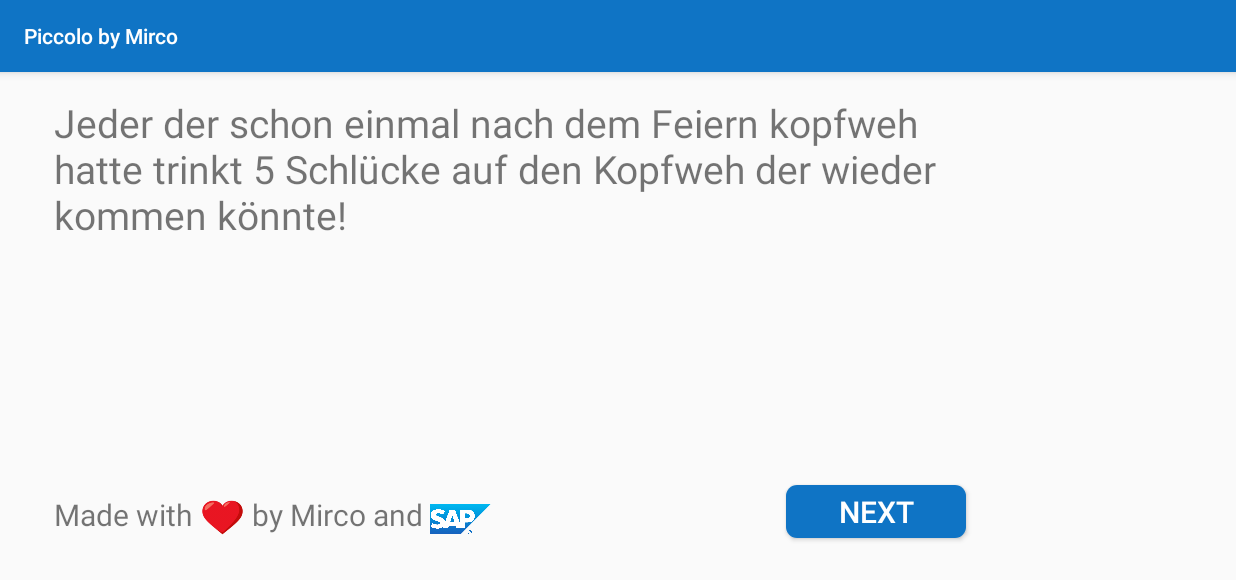
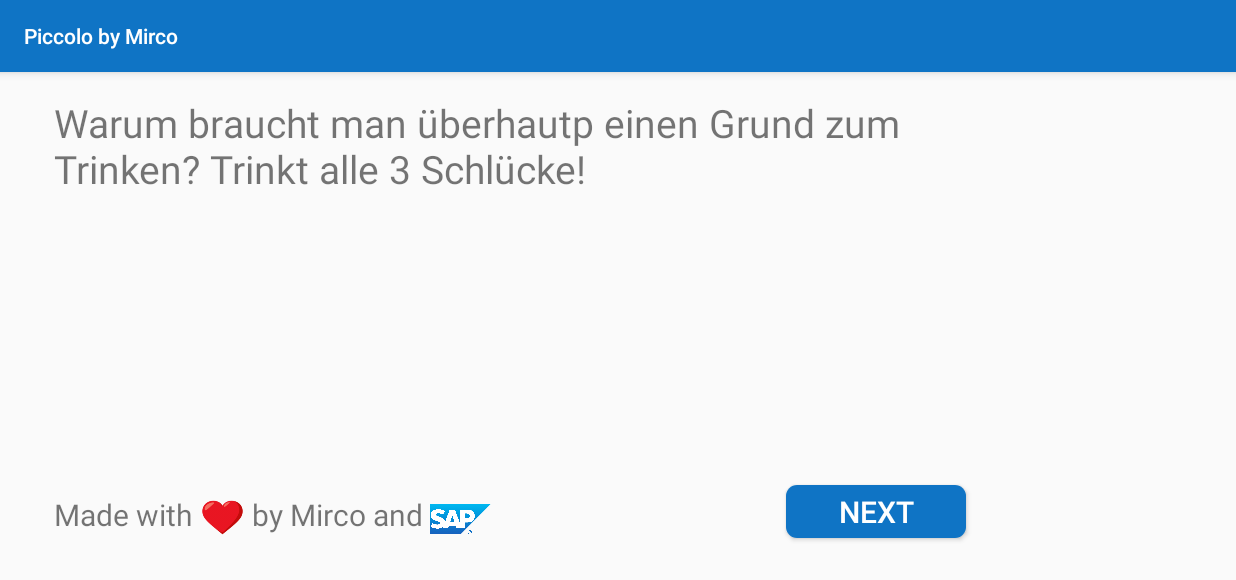
Before and after one commit to SteffenLm/BOGYLoveCalculatorStart, an Android app: the GameActivity screen opened directly, with no data from a screen before it, on a phone screen of 824 x 412 dp (held sideways). Shown: the top 580 px of the screen. Run offline under Robolectric (Android 15) with nearby library versions, the light colour scheme and no system bars.

Commit message:
Final state of picoolo sap app

```diff
--- a/Piccolo/app/src/main/java/com/example/piccolo/GameActivity.java
+++ b/Piccolo/app/src/main/java/com/example/piccolo/GameActivity.java
@@ -3,21 +3,35 @@ package com.example.piccolo;
 import android.content.Intent;
 import android.support.v7.app.AppCompatActivity;
 import android.os.Bundle;
+import android.view.View;
+import android.widget.Button;
+import android.widget.TextView;
+
 import java.util.ArrayList;
+import java.util.Random;
 
 public class GameActivity extends AppCompatActivity {
 
     private ArrayList<String> players;
     private ArrayList<String> questionAll;
-    private ArrayList<String> questionPerson;
+    private ArrayList<String> questionPlayer;
+    private TextView textViewQuestion;
+    private Button buttonNext;
+    private int counter;
 
     @Override
     protected void onCreate(Bundle savedInstanceState) {
         super.onCreate(savedInstanceState);
         setContentView(R.layout.activity_game);
+        this.textViewQuestion = findViewById(R.id.viewGameTask);
+        this.buttonNext = findViewById(R.id.nextTextButton);
+        this.questionAll = new ArrayList<>();
+        this.questionPlayer = new ArrayList<>();
+        this.counter = 0;
         this.loadData();
-        this.questionAll = new ArrayList<>();
-        this.questionPerson = new ArrayList<>();
+        this.loadQuestionPerson();
+        this.loadQuestionsAll();
+        this.textViewQuestion.setText(this.getRandomQuestion());
     }
 
     private void loadData() {
@@ -25,6 +39,22 @@ public class GameActivity extends AppCompatActivity {
         this.players = intent.getStringArrayListExtra(MainActivity.PLAYERS);
     }
 
+    private String getRandomQuestion() {
+        this.counter ++;
+        Random rand = new Random();
+        if (rand.nextBoolean()) {
+            //questionall
+            int randomQuestionNumber = rand.nextInt(this.questionAll.size());
+            return this.questionAll.get(randomQuestionNumber);
+        } else {
+            //question player
+            int randomQuestionNumber = rand.nextInt(this.questionPlayer.size());
+            String randomQuestion = this.questionPlayer.get(randomQuestionNumber);
+            int randomPlayerNumber = rand.nextInt(this.players.size());
+            String randomPlayer = this.players.get(randomPlayerNumber);
+            return randomPlayer + randomQuestion;
+        }
+    }
     private void loadQuestionsAll () {
         this.questionAll.add("Warum braucht man überhautp einen Grund zum Trinken? Trinkt alle 3 Schlücke!");
         this.questionAll.add("Lieber die Simpsons, oder Family Guy? Stimmt alle gleichzeitig ab, die Minderheit muss 4 Schlücke trinken.");
@@ -91,56 +121,67 @@ public class GameActivity extends AppCompatActivity {
     }
 
     private void loadQuestionPerson () {
-        this.questionPerson.add(" verteil so viele Schlücke, wie du schon ausgetrunkene Gläser an diesem Abend hast.");
-        this.questionPerson.add(" mache jemanden ein Kompliment über sein Bein, falls es schlecht ist, trinke 3 Schlücke, ansonsten verteile sie.");
-        this.questionPerson.add(" hast du schon einmal Lippenstift verwendet, falls ja dann trinke 2 Schlücke, ansonsten verteil sie.");
-        this.questionPerson.add(" macht drei Kniebeugen (aber gute Kniebeugen) und trinkt nach jedem zwei Schlücke!");
-        this.questionPerson.add(" zähl alle Vornamen und das Gewicht jeder einzelnen Person am Tisch auf, wenn du abloost, dann trinke 4 Schlücke.");
-        this.questionPerson.add(" wenn du schon einmal auf dem Klo überrascht wurdest (bei was auch immer), dann trinke 3 Schlücke, ansonsten verteil sie.");
-        this.questionPerson.add(" wenn du ein Bart hast, dann trinke 2 Schlücke. (Falls du ein Mädchen bist, dann darfst du das dreifache an Schlücke verteilen, wenn es stimmt).");
-        this.questionPerson.add(" bist du schon einmal zu spät zum Unterricht/Vorlesung gekommen, dann trinke 3 Schlücke als Bestrafung. Aber #Rebell an dieser Stelle!");
-        this.questionPerson.add(" erklärt kurz die Handlung eines Films, ohne dabei Namen oder Filmtitel zu sagen. Die erste Person die es errät, verteilt 4 Schlücke.");
-        this.questionPerson.add(" hast du schon einmal schwarz gearbeitet, dann trinke bitte 3 Schlücke und warte bis der Zoll kommt! Danke für deine Kooperation.");
-        this.questionPerson.add(", wenn du noch nie einen Harry Potter Film gesehen hast, dann schlag dir kurz selber auf den Kopf und trinke 3 Schlücke.");
-        this.questionPerson.add(" trinkt jetzt einfach mal 2 Schlücke. #Opfer");
-        this.questionPerson.add(" trinkt so viel Schlücke, wie er heute telefoniert hat.");
-        this.questionPerson.add(" trinkt 5 Schlücke, dein rechter nachbar einen Schluck weniger und so weiter, bis ihr bei Null angekommen seid.");
-        this.questionPerson.add(" trinkt 2 Schlücke und sagt dabei Lautstark 'Bazinga ihr Leleks' - mit vollem Mund.");
-        this.questionPerson.add(" errate die Farbe der Unterhose deines rechten Nachbar. Wenn es richtig ist verteil 4 Schlücke. Wenn nicht, dann trinke sie selbst.");
-        this.questionPerson.add(" wenn du weniger als 70 kg wiegst, dann trinke 3 Schlücke und freue dich über die paar kcal mehr.");
-        this.questionPerson.add(" hast du schon einmal geschlafen, dann trinken alle anderen 5 Schlücke. #senseless");
-        this.questionPerson.add(" versucht das Alphabet rückwärts aufzusagen, jeder Fehler ist ein Schluck für ihn/sie!");
-        this.questionPerson.add(" trinke 5 Schlücke, wenn du beim Toilettengang zu Hause die Tür offen lässt. Du Ekelbob!");
-        this.questionPerson.add(" ist etwas arroganter als der Durchschnitt? Dann trinkt er/sie 4 Schlücke, ansonsten verteile sie. #Alphakevin");
-        this.questionPerson.add(" wenn du in den letzten vier Wochen ein Buch gelesen hast, dann verteile 7 Schlücke, ansonsten steh auf, geh zur nächsten Bücherei und kauf es dir und währenddessen trinke 3 Schlücke.");
-        this.questionPerson.add(" sag entweder auswendig die Adresse oder eine Telefonnummer deines linken Nachbarn auf, oder trinke 2 Schlücke.");
-        this.questionPerson.add(" zieh ein Kleidungsstück aus, oder trinke 5 Schlücke. #sexymoment");
-        this.questionPerson.add(" erzählt eine peinliche Geschichte über einen anderen Mitspieler am Tisch, oder trinkt 3 Schlücke.");
-        this.questionPerson.add(" schließe die Augen und sag die Augenfarben der Mitspieler am Tisch auf, wenn du fehlschlägst (peinlich), trinke 2 Schlücke.");
-        this.questionPerson.add(" beginnt. Im Kreis, zählt Schauspieler aus den Marvelfilmen auf. Wer nichts mehr weiß trinkt 3 Schlücke.");
-        this.questionPerson.add(" versuche auf einem Bein zu stehen, deine Nase zu berühren und dabei deine Augen im Wechseln zu schließen. Bei einem Fail gibt es 3 Schlücke für dich.");
-        this.questionPerson.add(" hast du schon einmal ein Tanga angehabt? Falls ja, dann trinke 3 Schlücke. Falls du auch noch ein Junge sein solltest, dann trinke das Doppelte! #Strapsenjunge");
-        this.questionPerson.add(" hat jetzt Zahnweh und wie jeder gute Zahnarzt trinkt er erstmal 4 Schlücke gegen die Schmerzen.");
-        this.questionPerson.add(" riecht nach Fisch aus dem Mund. #Ekelhaft. Trinke 3 Schlücke und iss dann eine Zitronenscheibe!");
-        this.questionPerson.add(", wenn du einen Führerschein hast und schon einaml den Motor gestartet hast, ohne dabei die Kupplung gedrückt zu haben, dann trinke 3 Schlücke auf dein Abkacken!");
-        this.questionPerson.add(" sein rechter Nachbar trinkt 3 Schlücke, währenddessen diese(r) komplimente mit vollem Mund ausspricht! (Nicht sabbern!)");
-        this.questionPerson.add(" summe ein Lied deiner Wahl. Wer es errät darf 8 Schlücke verteilen.");
-        this.questionPerson.add(" schenkt eine Runde shotz aus! Prost");
-        this.questionPerson.add(", wenn du rauchst, dann wirf eine Zigarette in den Mülleimer und nimm 4 Schlücke. Falls nicht, dann freut sich deine Lunge, aber deine Leber bekommt 2 Schlücke ab.");
-        this.questionPerson.add(", entscheide wer von euch am sensibelsten ist. Diese Person trinkt 2 Schlücke und versucht mal nicht zu heulen.");
-        this.questionPerson.add(", verteil 5 Schlücke an die Person, mit der du nur peinliches erlebt hast!");
-        this.questionPerson.add(" hast du schon einmal während des Unterrichts dein Handy für außerunterrichtliche Zwecke benutzt? Wer nicht!? Alle anderen trinken 4 Schlücke.");
-        this.questionPerson.add(", denkst du es wäre ok, wenn du jetzt 5 Schlücke trinken müsstest? Da diese App keine Gefühle kennt, tu es einfach!");
-        this.questionPerson.add(", wenn du schon einmal außerhalb der Schule ein Gedicht geschrieben hast, dann trinke 3 Schlücke! #sweetie");
-        this.questionPerson.add(", alle mit denen du bei Snapchat befreundet bist, trinken 3 Schlücke.");
-        this.questionPerson.add(" ist jetzt einfach mal die schönste Person unter euch. Trinkt alle 2 Schlücke darauf!");
-        this.questionPerson.add(" würdest du lieber 15 Schlücke trinken, oder alle 4 Schlücke trinken lassen? Wähle deine Antwort!");
-        this.questionPerson.add(", wenn du älter als 20 bist, dann trinke 3 Schlücke, ansonsten verteile sie!");
-        this.questionPerson.add(", zähl auf wen du magst. Alle die damit einverstanden sind trinken einen Schluck.");
-        this.questionPerson.add(" führe 5 Sekunden einen Stepptanz auf oder trinke 3 Schlücke.");
-        this.questionPerson.add(", wenn du drei Songs von Max Giesinger nennen kannst, dann verteile 3 Schlücke, ansonsten trinke sie!");
-        this.questionPerson.add(", wenn du dir schon einaml auf den Hinter geschlagen hast und dabei gesagt hast 'Hit me baby one more Time', dann verteile 12 Schlücke, ansonsten trinke 3 Schlücke.");
-        this.questionPerson.add(", wenn dein Bartwuchs sehr dünn verteilt ist (also so Fleckenhaft halt), dann trinke 3 Schlücke!");
-        this.questionPerson.add(" ist jetzt der König der Löwen. Versucht ihn hochzuhalten und dann die Szene aus König der Löwen nachzuspielen. Ihr müsst nichts trinken, ist auch so Lustig.");
+        this.questionPlayer.add(" verteil so viele Schlücke, wie du schon ausgetrunkene Gläser an diesem Abend hast.");
+        this.questionPlayer.add(" mache jemanden ein Kompliment über sein Bein, falls es schlecht ist, trinke 3 Schlücke, ansonsten verteile sie.");
+        this.questionPlayer.add(" hast du schon einmal Lippenstift verwendet, falls ja dann trinke 2 Schlücke, ansonsten verteil sie.");
+        this.questionPlayer.add(" macht drei Kniebeugen (aber gute Kniebeugen) und trinkt nach jedem zwei Schlücke!");
+        this.questionPlayer.add(" zähl alle Vornamen und das Gewicht jeder einzelnen Person am Tisch auf, wenn du abloost, dann trinke 4 Schlücke.");
+        this.questionPlayer.add(" wenn du schon einmal auf dem Klo überrascht wurdest (bei was auch immer), dann trinke 3 Schlücke, ansonsten verteil sie.");
+        this.questionPlayer.add(" wenn du ein Bart hast, dann trinke 2 Schlücke. (Falls du ein Mädchen bist, dann darfst du das dreifache an Schlücke verteilen, wenn es stimmt).");
+        this.questionPlayer.add(" bist du schon einmal zu spät zum Unterricht/Vorlesung gekommen, dann trinke 3 Schlücke als Bestrafung. Aber #Rebell an dieser Stelle!");
+        this.questionPlayer.add(" erklärt kurz die Handlung eines Films, ohne dabei Namen oder Filmtitel zu sagen. Die erste Person die es errät, verteilt 4 Schlücke.");
+        this.questionPlayer.add(" hast du schon einmal schwarz gearbeitet, dann trinke bitte 3 Schlücke und warte bis der Zoll kommt! Danke für deine Kooperation.");
+        this.questionPlayer.add(", wenn du noch nie einen Harry Potter Film gesehen hast, dann schlag dir kurz selber auf den Kopf und trinke 3 Schlücke.");
+        this.questionPlayer.add(" trinkt jetzt einfach mal 2 Schlücke. #Opfer");
+        this.questionPlayer.add(" trinkt so viel Schlücke, wie er heute telefoniert hat.");
+        this.questionPlayer.add(" trinkt 5 Schlücke, dein rechter nachbar einen Schluck weniger und so weiter, bis ihr bei Null angekommen seid.");
+        this.questionPlayer.add(" trinkt 2 Schlücke und sagt dabei Lautstark 'Bazinga ihr Leleks' - mit vollem Mund.");
+        this.questionPlayer.add(" errate die Farbe der Unterhose deines rechten Nachbar. Wenn es richtig ist verteil 4 Schlücke. Wenn nicht, dann trinke sie selbst.");
+        this.questionPlayer.add(" wenn du weniger als 70 kg wiegst, dann trinke 3 Schlücke und freue dich über die paar kcal mehr.");
+        this.questionPlayer.add(" hast du schon einmal geschlafen, dann trinken alle anderen 5 Schlücke. #senseless");
+        this.questionPlayer.add(" versucht das Alphabet rückwärts aufzusagen, jeder Fehler ist ein Schluck für ihn/sie!");
+        this.questionPlayer.add(" trinke 5 Schlücke, wenn du beim Toilettengang zu Hause die Tür offen lässt. Du Ekelbob!");
+        this.questionPlayer.add(" ist etwas arroganter als der Durchschnitt? Dann trinkt er/sie 4 Schlücke, ansonsten verteile sie. #Alphakevin");
+        this.questionPlayer.add(" wenn du in den letzten vier Wochen ein Buch gelesen hast, dann verteile 7 Schlücke, ansonsten steh auf, geh zur nächsten Bücherei und kauf es dir und währenddessen trinke 3 Schlücke.");
+        this.questionPlayer.add(" sag entweder auswendig die Adresse oder eine Telefonnummer deines linken Nachbarn auf, oder trinke 2 Schlücke.");
+        this.questionPlayer.add(" zieh ein Kleidungsstück aus, oder trinke 5 Schlücke. #sexymoment");
+        this.questionPlayer.add(" erzählt eine peinliche Geschichte über einen anderen Mitspieler am Tisch, oder trinkt 3 Schlücke.");
+        this.questionPlayer.add(" schließe die Augen und sag die Augenfarben der Mitspieler am Tisch auf, wenn du fehlschlägst (peinlich), trinke 2 Schlücke.");
+        this.questionPlayer.add(" beginnt. Im Kreis, zählt Schauspieler aus den Marvelfilmen auf. Wer nichts mehr weiß trinkt 3 Schlücke.");
+        this.questionPlayer.add(" versuche auf einem Bein zu stehen, deine Nase zu berühren und dabei deine Augen im Wechseln zu schließen. Bei einem Fail gibt es 3 Schlücke für dich.");
+        this.questionPlayer.add(" hast du schon einmal ein Tanga angehabt? Falls ja, dann trinke 3 Schlücke. Falls du auch noch ein Junge sein solltest, dann trinke das Doppelte! #Strapsenjunge");
+        this.questionPlayer.add(" hat jetzt Zahnweh und wie jeder gute Zahnarzt trinkt er erstmal 4 Schlücke gegen die Schmerzen.");
+        this.questionPlayer.add(" riecht nach Fisch aus dem Mund. #Ekelhaft. Trinke 3 Schlücke und iss dann eine Zitronenscheibe!");
+        this.questionPlayer.add(", wenn du einen Führerschein hast und schon einaml den Motor gestartet hast, ohne dabei die Kupplung gedrückt zu haben, dann trinke 3 Schlücke auf dein Abkacken!");
+        this.questionPlayer.add(" sein rechter Nachbar trinkt 3 Schlücke, währenddessen diese(r) komplimente mit vollem Mund ausspricht! (Nicht sabbern!)");
+        this.questionPlayer.add(" summe ein Lied deiner Wahl. Wer es errät darf 8 Schlücke verteilen.");
+        this.questionPlayer.add(" schenkt eine Runde shotz aus! Prost");
+        this.questionPlayer.add(", wenn du rauchst, dann wirf eine Zigarette in den Mülleimer und nimm 4 Schlücke. Falls nicht, dann freut sich deine Lunge, aber deine Leber bekommt 2 Schlücke ab.");
+        this.questionPlayer.add(", entscheide wer von euch am sensibelsten ist. Diese Person trinkt 2 Schlücke und versucht mal nicht zu heulen.");
+        this.questionPlayer.add(", verteil 5 Schlücke an die Person, mit der du nur peinliches erlebt hast!");
+        this.questionPlayer.add(" hast du schon einmal während des Unterrichts dein Handy für außerunterrichtliche Zwecke benutzt? Wer nicht!? Alle anderen trinken 4 Schlücke.");
+        this.questionPlayer.add(", denkst du es wäre ok, wenn du jetzt 5 Schlücke trinken müsstest? Da diese App keine Gefühle kennt, tu es einfach!");
+        this.questionPlayer.add(", wenn du schon einmal außerhalb der Schule ein Gedicht geschrieben hast, dann trinke 3 Schlücke! #sweetie");
+        this.questionPlayer.add(", alle mit denen du bei Snapchat befreundet bist, trinken 3 Schlücke.");
+        this.questionPlayer.add(" ist jetzt einfach mal die schönste Person unter euch. Trinkt alle 2 Schlücke darauf!");
+        this.questionPlayer.add(" würdest du lieber 15 Schlücke trinken, oder alle 4 Schlücke trinken lassen? Wähle deine Antwort!");
+        this.questionPlayer.add(", wenn du älter als 20 bist, dann trinke 3 Schlücke, ansonsten verteile sie!");
+        this.questionPlayer.add(", zähl auf wen du magst. Alle die damit einverstanden sind trinken einen Schluck.");
+        this.questionPlayer.add(" führe 5 Sekunden einen Stepptanz auf oder trinke 3 Schlücke.");
+        this.questionPlayer.add(", wenn du drei Songs von Max Giesinger nennen kannst, dann verteile 3 Schlücke, ansonsten trinke sie!");
+        this.questionPlayer.add(", wenn du dir schon einaml auf den Hinter geschlagen hast und dabei gesagt hast 'Hit me baby one more Time', dann verteile 12 Schlücke, ansonsten trinke 3 Schlücke.");
+        this.questionPlayer.add(", wenn dein Bartwuchs sehr dünn verteilt ist (also so Fleckenhaft halt), dann trinke 3 Schlücke!");
+        this.questionPlayer.add(" ist jetzt der König der Löwen. Versucht ihn hochzuhalten und dann die Szene aus König der Löwen nachzuspielen. Ihr müsst nichts trinken, ist auch so Lustig.");
+    }
+
+    public void nextQuestion(View view) {
+        if(this.counter < 20) {
+            this.textViewQuestion.setText(this.getRandomQuestion());
+        } else if (this.counter == 20) {
+            this.textViewQuestion.setText(this.getRandomQuestion());
+            this.buttonNext.setText("END");
+        } else {
+            finish();
+        }
     }
 }
--- a/Piccolo/app/src/main/res/layout/activity_game.xml
+++ b/Piccolo/app/src/main/res/layout/activity_game.xml
@@ -100,7 +100,7 @@
         android:layout_toEndOf="@+id/footerPart08"
         android:layout_toRightOf="@+id/footerPart08"
         android:background="@drawable/rounded_corners_button"
-        android:onClick="backToMain"
+        android:onClick="nextQuestion"
         android:text="@string/buttonNextText"
         android:textSize="20sp"
         android:theme="@style/AppTheme.Button"
--- a/Piccolo/app/src/main/res/layout/activity_main.xml
+++ b/Piccolo/app/src/main/res/layout/activity_main.xml
@@ -131,8 +131,6 @@ tools:context=".MainActivity">
             tools:layout_conversion_absoluteHeight="19dp"
             tools:layout_conversion_absoluteWidth="207dp" />
 
-
-
         <Button
             android:id="@+id/funButton"
             android:layout_width="wrap_content"
```
